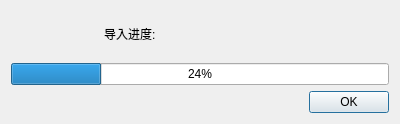
Qt form views/importnotedialog.ui (Gitnoter/Gitnoter) before a commit.
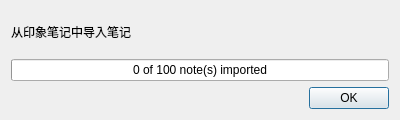
The same form after that commit.

Commit message: import evernote is complete

The edit to the form file:
```diff
--- a/views/importnotedialog.ui
+++ b/views/importnotedialog.ui
@@ -29,18 +29,17 @@
             <item>
                 <widget class="QLabel" name="label">
                     <property name="text">
-                        <string>
-                            导入进度:
-                        </string>
+      <string>从印象笔记中导入笔记</string>
                     </property>
                 </widget>
             </item>
             <item>
                 <widget class="QProgressBar" name="progressBar">
                     <property name="value">
-                        <number>
-                            24
-                        </number>
+      <number>0</number>
+     </property>
+     <property name="format">
+      <string>%v of %m note(s) imported</string>
                     </property>
                 </widget>
             </item>
```
Left out of the diff: 59 changed lines with no effect on the pictures. Lines whose indentation alone changed are shown as unchanged. The commit also changes 2 other files.
